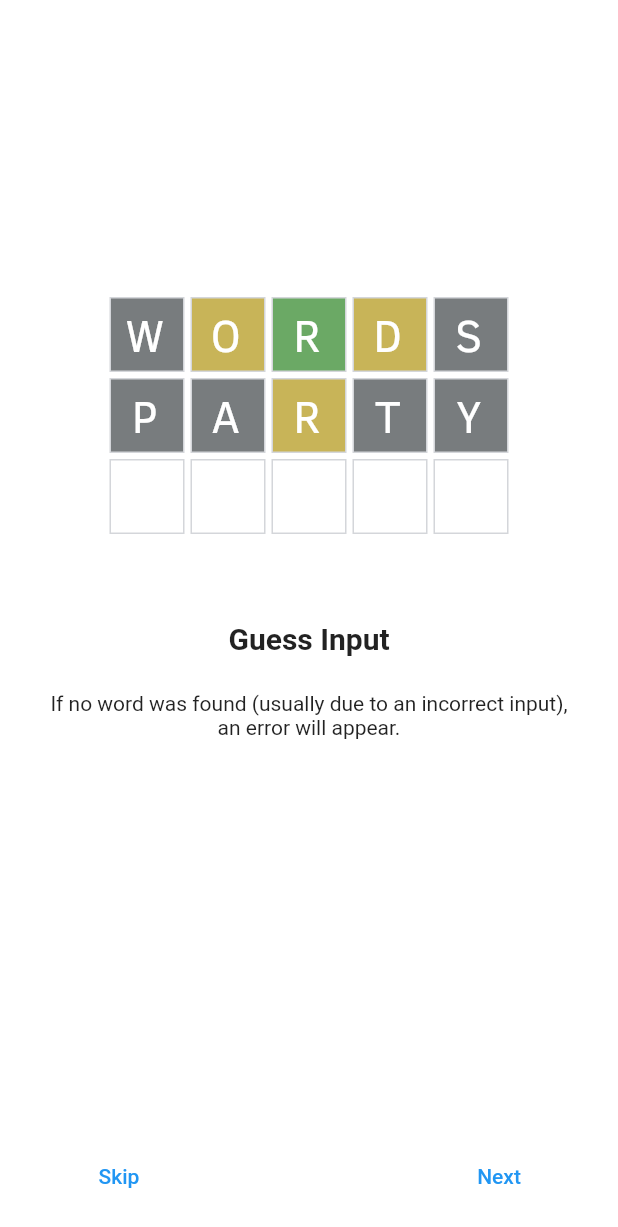
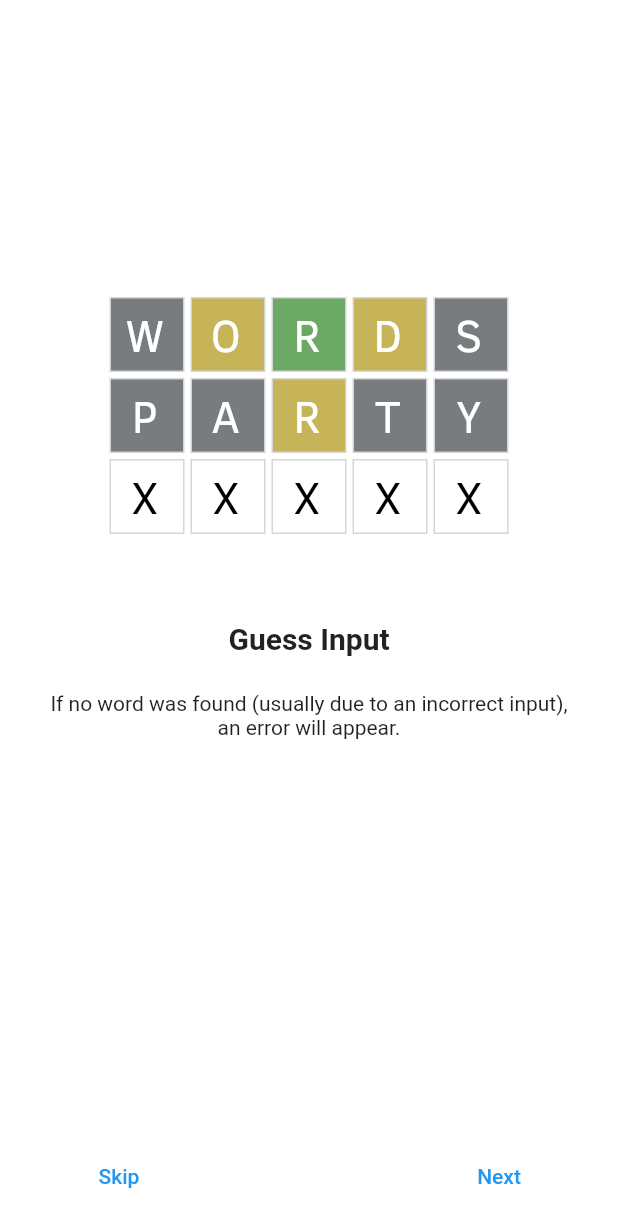
Before and after one commit to Alexandre2006/WordleSolver, a Flutter app: the screen it shows after launch, swiped to page 4, on a phone screen of 412 x 824 dp. Shown: the top 1227 px of the screen. Run offline on Flutter 3.47's test engine with Material 2 defaults, Android fonts, the phone set to English and light mode, and no system bars; drawn by our look-alikes of introduction_screen; our stand-ins replace flutter_phoenix, shared_preferences, tuple; statements that could not run were skipped; project files that could hold a hidden picture were left out.

Commit message:
Fixed Issue #11

```diff
--- a/lib/shared/wordle_row.dart
+++ b/lib/shared/wordle_row.dart
@@ -117,9 +117,13 @@ class _WordleRowState extends State<WordleRow> {
                               border: InputBorder.none,
                               contentPadding: EdgeInsets.zero,
                             ),
-                            style: const TextStyle(
+                            style: TextStyle(
                               fontFamily: clearSans,
-                              color: Colors.white,
+                              color: Theme.of(context).brightness ==
+                                          Brightness.light &&
+                                      widget.colors![index] == -1
+                                  ? Colors.black
+                                  : Colors.white,
                               fontSize: 30,
                             ),
                             onChanged: (String newValue) {
@@ -256,7 +260,6 @@ class _WordleRowState extends State<WordleRow> {
                         );
                       }
                     },
-                    child: Text("Submit"),
                     style: ButtonStyle(
                       shape: MaterialStateProperty.all(
                         RoundedRectangleBorder(
@@ -280,6 +283,7 @@ class _WordleRowState extends State<WordleRow> {
                         ),
                       ),
                     ),
+                    child: const Text("Submit"),
                   ),
                 ),
               ),
```
